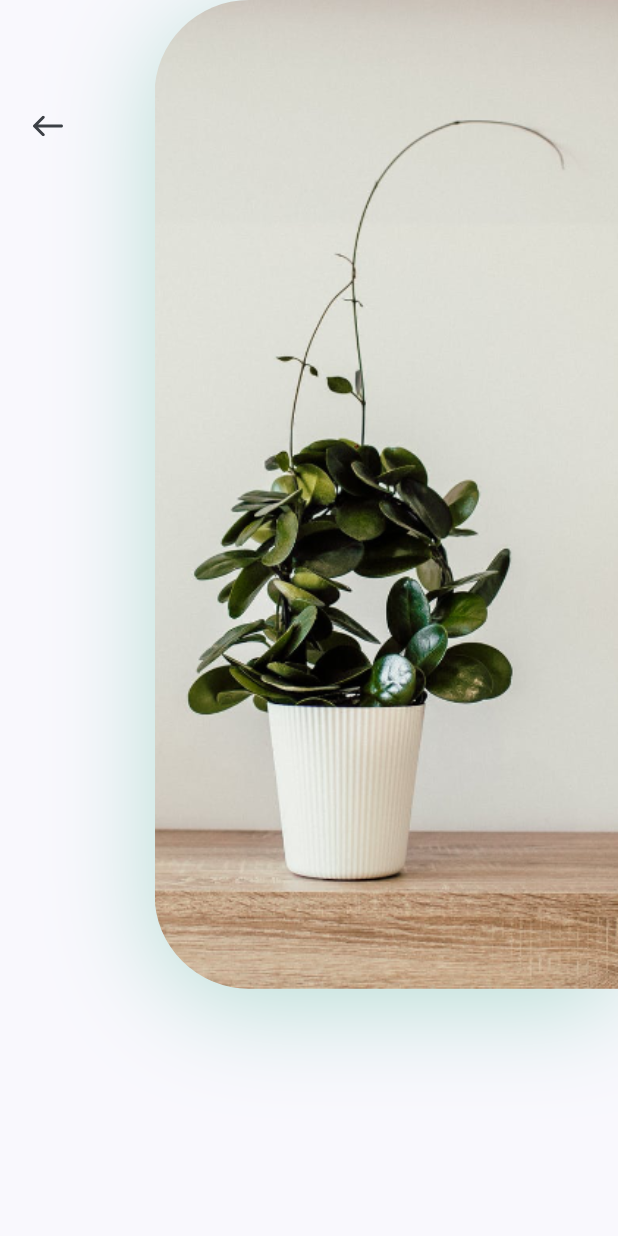
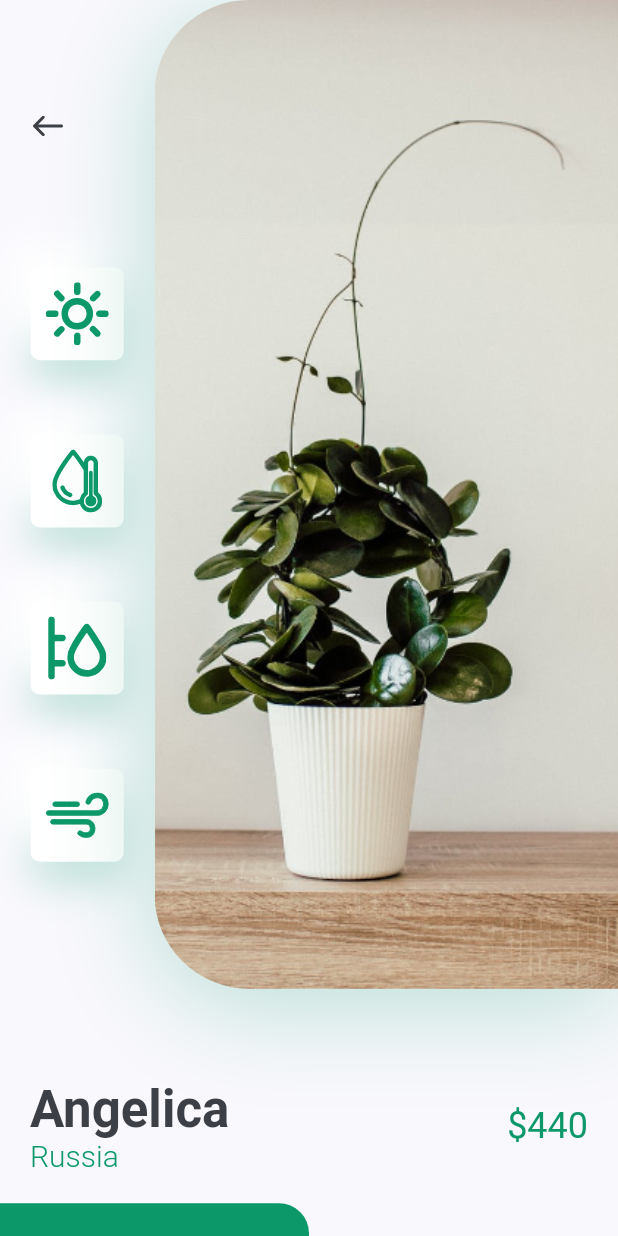
Before and after one commit to Ree-jp/Plant-App-Flutter-UI, a Flutter app: the DetailsScreen screen opened directly, on a phone screen of 412 x 824 dp. Run offline on Flutter 3.47's test engine with Material 2 defaults, Android fonts, the phone set to English and light mode, and no system bars; our stand-ins replace flutter_svg.

Commit message:
8day finish!!!!!! 明日少しいじって終わり

```diff
--- a/lib/screens/details/components/body.dart
+++ b/lib/screens/details/components/body.dart
@@ -1,61 +1,54 @@
 import 'package:flutter/material.dart';
-import 'package:flutter_svg/flutter_svg.dart';
+import 'package:flutter/widgets.dart';
 import 'package:plant_app/constants.dart';
+
+import 'image_and_icons.dart';
+import 'title_and_price.dart';
 
 class Body extends StatelessWidget {
   @override
   Widget build(BuildContext context) {
     Size size = MediaQuery.of(context).size;
 
-    return Column(
-      children: <Widget>[
-        SizedBox(
-          height: size.height * 0.8,
-          child: Row(
-            children: <Widget>[
+    return SingleChildScrollView(
+      child: Column(
+        children: <Widget>[
+          ImageAndIcons(size: size),
+          TitleAndPrice(
+            title: "Angelica",
+            country: "Russia",
+            price: 440,
+          ),
+          SizedBox(
+            height: kDefaultPadding,
+          ),
+          Row(
+            children: [
+              SizedBox(
+                width: size.width / 2,
+                height: 84,
+                child: FlatButton(
+                  shape: RoundedRectangleBorder(
+                      borderRadius:
+                          BorderRadius.only(topRight: Radius.circular(20))),
+                  color: kPrimaryColor,
+                  onPressed: () {},
+                  child: Text(
+                    "buy now",
+                    style: TextStyle(color: Colors.white, fontSize: 16),
+                  ),
+                ),
+              ),
               Expanded(
-                  child: Padding(
-                padding:
-                    const EdgeInsets.symmetric(vertical: kDefaultPadding * 3),
-                child: Column(
-                  children: <Widget>[
-                    Align(
-                      alignment: Alignment.topLeft,
-                      child: IconButton(
-                          padding:
-                              EdgeInsets.symmetric(horizontal: kDefaultPadding),
-                          icon: SvgPicture.asset("assets/icons/back_arrow.svg"),
-                          onPressed: () {
-                            Navigator.pop(context);
-                          }),
-                    ),
-                    Spacer()
-                  ],
-                ),
-              )),
-              Container(
-                height: size.height * 0.8,
-                width: size.width * 0.75,
-                decoration: BoxDecoration(
-                    borderRadius: BorderRadius.only(
-                      topLeft: Radius.circular(63),
-                      bottomLeft: Radius.circular(63),
-                    ),
-                    boxShadow: [
-                      BoxShadow(
-                          offset: Offset(0, 10),
-                          blurRadius: 60,
-                          color: kPrimaryColor.withOpacity(0.28)),
-                    ],
-                    image: DecorationImage(
-                        alignment: Alignment.centerLeft,
-                        fit: BoxFit.cover,
-                        image: AssetImage("assets/images/img.png"))),
-              )
+                  child: FlatButton(
+                onPressed: () {},
+                child: Text("Description"),
+              ))
             ],
           ),
-        ),
-      ],
+          SizedBox(height: kDefaultPadding * 2,)
+        ],
+      ),
     );
   }
 }
--- /dev/null
+++ b/lib/screens/details/components/icon_card.dart
@@ -0,0 +1,37 @@
+import 'package:flutter/material.dart';
+import 'package:flutter_svg/svg.dart';
+
+import '../../../constants.dart';
+
+class IconCard extends StatelessWidget {
+  const IconCard({
+    Key key,
+    this.icon,
+  }) : super(key: key);
+
+  final String icon;
+
+  @override
+  Widget build(BuildContext context) {
+    Size size = MediaQuery.of(context).size;
+
+    return Container(
+      margin: EdgeInsets.symmetric(vertical: size.height * 0.03),
+      padding: EdgeInsets.all(kDefaultPadding / 2),
+      height: 62,
+      width: 62,
+      decoration: BoxDecoration(
+          color: Colors.white,
+          borderRadius: BorderRadius.circular(6),
+          boxShadow: [
+            BoxShadow(
+                offset: Offset(0, 15),
+                blurRadius: 22,
+                color: kPrimaryColor.withOpacity(0.22)),
+            BoxShadow(
+                offset: Offset(-15, -15), blurRadius: 20, color: Colors.white)
+          ]),
+      child: SvgPicture.asset(icon),
+    );
+  }
+}
--- /dev/null
+++ b/lib/screens/details/components/image_and_icons.dart
@@ -0,0 +1,71 @@
+import 'package:flutter/material.dart';
+import 'package:flutter_svg/svg.dart';
+
+import '../../../constants.dart';
+import 'icon_card.dart';
+
+class ImageAndIcons extends StatelessWidget {
+  const ImageAndIcons({
+    Key key,
+    @required this.size,
+  }) : super(key: key);
+
+  final Size size;
+
+  @override
+  Widget build(BuildContext context) {
+    return Padding(
+      padding: const EdgeInsets.only(bottom: kDefaultPadding * 3),
+      child: SizedBox(
+        height: size.height * 0.8,
+        child: Row(
+          children: <Widget>[
+            Expanded(
+                child: Padding(
+                  padding:
+                  const EdgeInsets.symmetric(vertical: kDefaultPadding * 3),
+                  child: Column(
+                    children: <Widget>[
+                      Align(
+                        alignment: Alignment.topLeft,
+                        child: IconButton(
+                            padding:
+                            EdgeInsets.symmetric(horizontal: kDefaultPadding),
+                            icon: SvgPicture.asset("assets/icons/back_arrow.svg"),
+                            onPressed: () {
+                              Navigator.pop(context);
+                            }),
+                      ),
+                      Spacer(),
+                      IconCard(icon: "assets/icons/sun.svg"),
+                      IconCard(icon: "assets/icons/icon_2.svg"),
+                      IconCard(icon: "assets/icons/icon_3.svg"),
+                      IconCard(icon: "assets/icons/icon_4.svg"),
+                    ],
+                  ),
+                )),
+            Container(
+              height: size.height * 0.8,
+              width: size.width * 0.75,
+              decoration: BoxDecoration(
+                  borderRadius: BorderRadius.only(
+                    topLeft: Radius.circular(63),
+                    bottomLeft: Radius.circular(63),
+                  ),
+                  boxShadow: [
+                    BoxShadow(
+                        offset: Offset(0, 10),
+                        blurRadius: 60,
+                        color: kPrimaryColor.withOpacity(0.28)),
+                  ],
+                  image: DecorationImage(
+                      alignment: Alignment.centerLeft,
+                      fit: BoxFit.cover,
+                      image: AssetImage("assets/images/img.png"))),
+            )
+          ],
+        ),
+      ),
+    );
+  }
+}
--- /dev/null
+++ b/lib/screens/details/components/title_and_price.dart
@@ -0,0 +1,48 @@
+import 'package:flutter/material.dart';
+
+import '../../../constants.dart';
+
+class TitleAndPrice extends StatelessWidget {
+  const TitleAndPrice({
+    Key key,
+    this.title,
+    this.country,
+    this.price,
+  }) : super(key: key);
+
+  final String title, country;
+  final int price;
+
+  @override
+  Widget build(BuildContext context) {
+    return Padding(
+      padding: const EdgeInsets.symmetric(horizontal: kDefaultPadding),
+      child: Row(
+        children: [
+          RichText(
+            text: TextSpan(children: [
+              TextSpan(
+                  text: "$title\n",
+                  style: Theme.of(context).textTheme.headline4.copyWith(
+                      color: kTextColor, fontWeight: FontWeight.bold)),
+              TextSpan(
+                  text: country,
+                  style: TextStyle(
+                      fontSize: 20,
+                      color: kPrimaryColor,
+                      fontWeight: FontWeight.w300))
+            ]),
+          ),
+          Spacer(),
+          Text(
+            "\$$price",
+            style: Theme.of(context)
+                .textTheme
+                .headline5
+                .copyWith(color: kPrimaryColor),
+          )
+        ],
+      ),
+    );
+  }
+}
```
